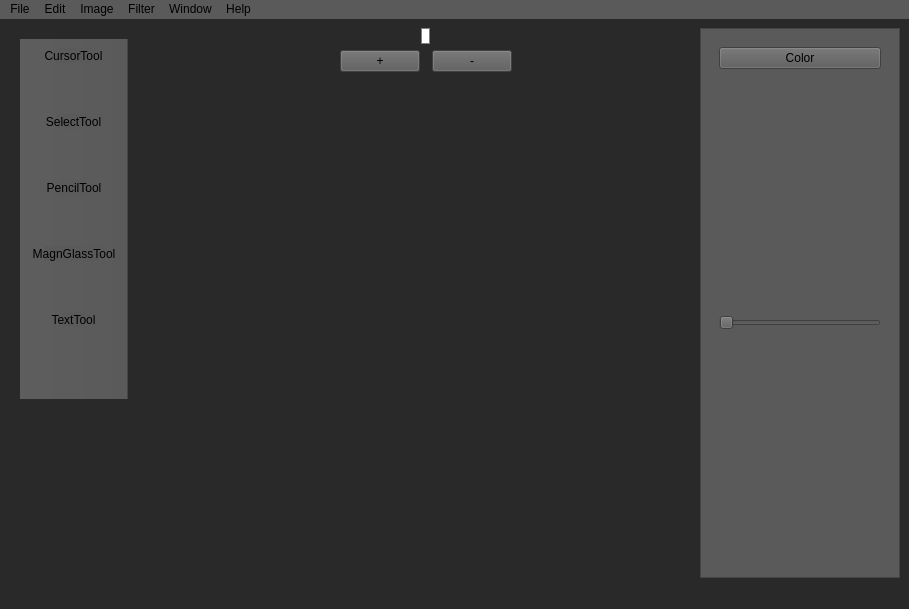
This is dev/ui2.ui in Knuti-exe/fileroo-project as Qt 5 draws it before an edit. The edited form follows.
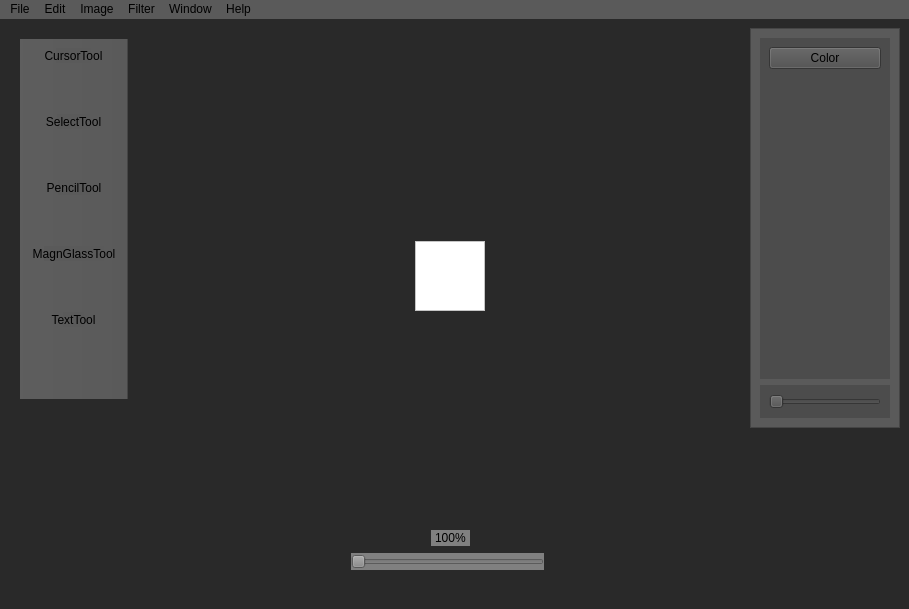
This is the edited form. Icons and pictures are not drawn.

What changed in the file:
```diff
--- a/dev/ui2.ui
+++ b/dev/ui2.ui
@@ -23,8 +23,30 @@
    <layout class="QHBoxLayout" name="horizontalLayout_2">
     <item>
      <layout class="QVBoxLayout" name="verticalLayout">
-      <item alignment="Qt::AlignHCenter">
-       <widget class="QLabel" name="viewport">
+      <item>
+       <spacer name="verticalSpacer_2">
+        <property name="orientation">
+         <enum>Qt::Vertical</enum>
+        </property>
+        <property name="sizeHint" stdset="0">
+         <size>
+          <width>20</width>
+          <height>40</height>
+         </size>
+        </property>
+       </spacer>
+      </item>
+      <item alignment="Qt::AlignHCenter|Qt::AlignVCenter">
+       <widget class="QScrollArea" name="scrollArea_viewport">
+        <property name="enabled">
+         <bool>true</bool>
+        </property>
+        <property name="sizePolicy">
+         <sizepolicy hsizetype="Expanding" vsizetype="Expanding">
+          <horstretch>0</horstretch>
+          <verstretch>0</verstretch>
+         </sizepolicy>
+        </property>
         <property name="minimumSize">
          <size>
           <width>0</width>
@@ -33,15 +55,84 @@
         </property>
         <property name="maximumSize">
          <size>
-          <width>900</width>
-          <height>800</height>
+          <width>100</width>
+          <height>122</height>
          </size>
         </property>
         <property name="styleSheet">
-         <string notr="true">background-color: white; border: 1px solid gray;</string>
+         <string notr="true">background-color: white </string>
+        </property>
+        <property name="lineWidth">
+         <number>0</number>
+        </property>
+        <property name="widgetResizable">
+         <bool>true</bool>
+        </property>
+        <property name="alignment">
+         <set>Qt::AlignCenter</set>
+        </property>
+        <widget class="QWidget" name="scrollAreaWidgetContents_viewport">
+         <property name="geometry">
+          <rect>
+           <x>0</x>
+           <y>0</y>
+           <width>64</width>
+           <height>64</height>
+          </rect>
+         </property>
+         <layout class="QHBoxLayout" name="horizontalLayout_viewport">
+          <property name="leftMargin">
+           <number>0</number>
+          </property>
+          <property name="topMargin">
+           <number>0</number>
+          </property>
+          <property name="rightMargin">
+           <number>0</number>
+          </property>
+          <property name="bottomMargin">
+           <number>0</number>
+          </property>
+          <item>
+           <widget class="QLabel" name="imageLabel">
+            <property name="text">
+             <string/>
+            </property>
+            <property name="alignment">
+             <set>Qt::AlignCenter</set>
+            </property>
+           </widget>
+          </item>
+         </layout>
+        </widget>
+       </widget>
+      </item>
+      <item>
+       <spacer name="verticalSpacer">
+        <property name="orientation">
+         <enum>Qt::Vertical</enum>
+        </property>
+        <property name="sizeHint" stdset="0">
+         <size>
+          <width>20</width>
+          <height>40</height>
+         </size>
+        </property>
+       </spacer>
+      </item>
+      <item alignment="Qt::AlignHCenter">
+       <widget class="QLabel" name="zoomLabel">
+        <property name="maximumSize">
+         <size>
+          <width>100</width>
+          <height>16777215</height>
+         </size>
+        </property>
+        <property name="styleSheet">
+         <string notr="true">background-color: grey; padding: 1px;</string>
         </property>
         <property name="text">
-         <string/>
+         <string>100%</string>
         </property>
        </widget>
       </item>
@@ -64,28 +155,21 @@
          </spacer>
         </item>
         <item>
-         <widget class="QPushButton" name="zoomInButton">
+         <widget class="QSlider" name="zoomSlider">
           <property name="styleSheet">
-           <string notr="true"> background-color: #5a5a5a;</string>
+           <string notr="true">background-color: grey; padding: 1px</string>
           </property>
-          <property name="text">
-           <string>+</string>
+          <property name="maximum">
+           <number>100</number>
+          </property>
+          <property name="orientation">
+           <enum>Qt::Horizontal</enum>
           </property>
          </widget>
         </item>
         <item>
          <widget class="QWidget" name="widget_2" native="true"/>
         </item>
-        <item>
-         <widget class="QPushButton" name="zoomOutButton">
-          <property name="styleSheet">
-           <string notr="true"> background-color: #5a5a5a;</string>
-          </property>
-          <property name="text">
-           <string>-</string>
-          </property>
-         </widget>
-        </item>
         <item>
          <spacer name="horizontalSpacer_2">
           <property name="orientation">
@@ -101,29 +185,28 @@
         </item>
        </layout>
       </item>
-      <item>
-       <spacer name="verticalSpacer">
-        <property name="orientation">
-         <enum>Qt::Vertical</enum>
-        </property>
-        <property name="sizeHint" stdset="0">
-         <size>
-          <width>20</width>
-          <height>40</height>
-         </size>
-        </property>
-       </spacer>
-      </item>
       <item>
        <widget class="QWidget" name="widget" native="true"/>
       </item>
      </layout>
     </item>
-    <item>
+    <item alignment="Qt::AlignTop">
      <widget class="QScrollArea" name="scrollArea">
+      <property name="sizePolicy">
+       <sizepolicy hsizetype="Minimum" vsizetype="Expanding">
+        <horstretch>0</horstretch>
+        <verstretch>0</verstretch>
+       </sizepolicy>
+      </property>
+      <property name="minimumSize">
+       <size>
+        <width>150</width>
+        <height>400</height>
+       </size>
+      </property>
       <property name="maximumSize">
        <size>
-        <width>200</width>
+        <width>300</width>
         <height>1400</height>
        </size>
       </property>
@@ -138,21 +221,24 @@
         <rect>
          <x>0</x>
          <y>0</y>
-         <width>198</width>
-         <height>545</height>
+         <width>148</width>
+         <height>398</height>
         </rect>
        </property>
        <layout class="QVBoxLayout" name="verticalLayout_2">
-        <item alignment="Qt::AlignTop">
+        <item>
          <widget class="QWidget" name="collapsible_1" native="true">
           <property name="sizePolicy">
-           <sizepolicy hsizetype="Preferred" vsizetype="Preferred">
+           <sizepolicy hsizetype="Expanding" vsizetype="Expanding">
             <horstretch>0</horstretch>
             <verstretch>0</verstretch>
            </sizepolicy>
           </property>
+          <property name="styleSheet">
+           <string notr="true">background-color: #4C4C4C;</string>
+          </property>
           <layout class="QVBoxLayout" name="verticalLayout_3">
-           <item>
+           <item alignment="Qt::AlignTop">
             <widget class="QPushButton" name="pushButton">
              <property name="text">
               <string>Color</string>
@@ -170,8 +256,11 @@
             <verstretch>0</verstretch>
            </sizepolicy>
           </property>
+          <property name="styleSheet">
+           <string notr="true">background-color: #4C4C4C;</string>
+          </property>
           <layout class="QVBoxLayout" name="verticalLayout_4">
-           <item>
+           <item alignment="Qt::AlignTop">
             <widget class="QSlider" name="Exp">
              <property name="orientation">
               <enum>Qt::Horizontal</enum>
```
Left out of the diff: 30 changed lines with no effect on the pictures.
